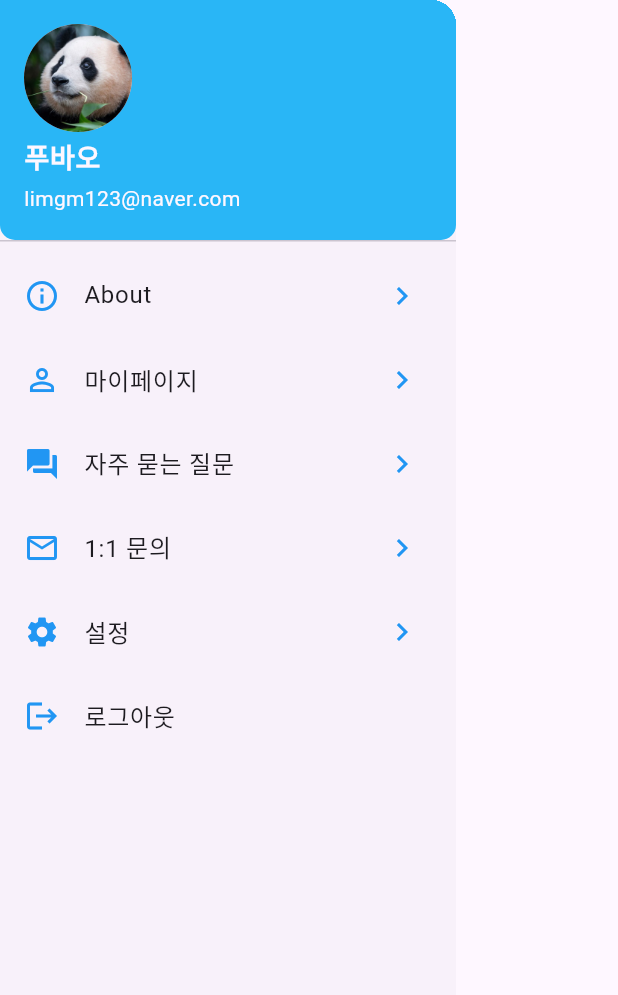
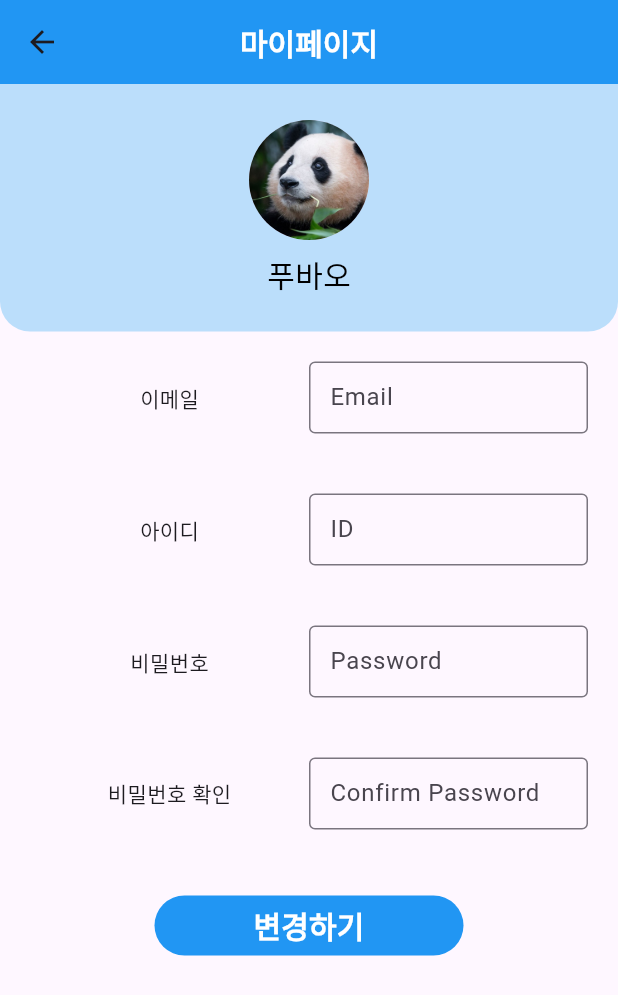
Before and after one commit to choi-jiae/BBamBBam, a Flutter app: the Sidetap widget shown alone on an empty page, opened directly, after a tap on "마이페이지", on a phone screen of 412 x 824 dp. Shown: the top 995 px of the screen. Run offline on Flutter 3.47's test engine with Material 3 defaults, Android fonts, the phone set to English and light mode, and no system bars; our stand-ins replace get.

Commit message:
create mypage

```diff
--- /dev/null
+++ b/bbambbam/lib/mypage.dart
@@ -0,0 +1,163 @@
+import 'package:flutter/material.dart';
+
+class Mypage extends StatefulWidget {
+  const Mypage({super.key});
+
+  @override
+  State<Mypage> createState() => _MypageState();
+}
+
+class _MypageState extends State<Mypage> {
+  final formKey = GlobalKey<FormState>();
+
+  @override
+  Widget build(BuildContext context) {
+    return Scaffold(
+        appBar: AppBar(
+          title: Text(
+            '마이페이지',
+            style: TextStyle(
+              fontWeight: FontWeight.bold,
+              fontSize: 20,
+              color: Colors.white,
+            ),
+          ),
+          centerTitle: true,
+          backgroundColor: Colors.blue,
+        ),
+        body: Form(
+            key: formKey,
+            child: SingleChildScrollView(
+                child: Column(children: [
+              Container(
+                // color: Colors.blue[200],
+                width: MediaQuery.of(context).size.width,
+                padding: const EdgeInsets.symmetric(vertical: 24),
+                child: Column(
+                  children: <Widget>[
+                    CircleAvatar(
+                      radius: 40,
+                      backgroundImage: AssetImage('assets/image/pubao.jpg'),
+                    ),
+                    SizedBox(height: 8),
+                    Text(
+                      "푸바오",
+                      style: TextStyle(color: Colors.black, fontSize: 20),
+                    )
+                  ],
+                ),
+                decoration: BoxDecoration(
+                  color: Colors.blue[100],
+                  borderRadius: BorderRadius.only(
+                    bottomLeft: Radius.circular(20.0),
+                    bottomRight: Radius.circular(20.0),
+                  ),
+                ),
+              ),
+              Container(
+                child: Column(
+                  children: [
+                    TextFormFieldComponent(
+                        context,
+                        "이메일",
+                        false,
+                        TextInputType.emailAddress,
+                        TextInputAction.next,
+                        "Email",
+                        8,
+                        "Email is too short"),
+                    TextFormFieldComponent(
+                        context,
+                        "아이디",
+                        false,
+                        TextInputType.text,
+                        TextInputAction.next,
+                        "ID",
+                        4,
+                        "ID is too short"),
+                    TextFormFieldComponent(
+                        context,
+                        "비밀번호",
+                        true,
+                        TextInputType.text,
+                        TextInputAction.next,
+                        "Password",
+                        8,
+                        "Password is too short"),
+                    TextFormFieldComponent(
+                        context,
+                        "비밀번호 확인",
+                        true,
+                        TextInputType.text,
+                        TextInputAction.done,
+                        "Confirm Password",
+                        8,
+                        "Password confirmation is too short"),
+                    Padding(
+                      padding: EdgeInsets.all(16),
+                      child: TextButton(
+                          child: Container(
+                              height: 40,
+                              width: MediaQuery.of(context).size.width / 2,
+                              alignment: Alignment.center,
+                              decoration: BoxDecoration(
+                                borderRadius: BorderRadius.circular(20),
+                                color: Colors.blue,
+                              ),
+                              child: Text(
+                                "변경하기",
+                                style: TextStyle(
+                                  fontWeight: FontWeight.bold,
+                                  fontSize: 20,
+                                  color: Colors.white,
+                                ),
+                                textAlign: TextAlign.center,
+                              )),
+                          onPressed: () {}),
+                    )
+                  ],
+                ),
+              )
+            ]))));
+  }
+}
+
+//마이페이지 수정 기능 구현 & 수정 시에만 비활성화 & 탈퇴하기 기능 구현
+Widget TextFormFieldComponent(
+    BuildContext context,
+    String label,
+    bool obscureText,
+    TextInputType keyboardType,
+    TextInputAction textInputAction,
+    String hintText,
+    int maxSize,
+    String errorMessage) {
+  bool _isEditable = false;
+
+  return Container(
+      padding: EdgeInsets.all(20),
+      width: MediaQuery.of(context).size.width,
+      child: Row(children: [
+        Expanded(
+          flex: 3,
+          child: Center(child: Text(label)),
+        ),
+        Expanded(
+            flex: 3,
+            child: TextFormField(
+                obscureText: obscureText,
+                keyboardType: keyboardType,
+                textInputAction: textInputAction,
+                decoration: InputDecoration(
+                  hintText: hintText,
+                  border: OutlineInputBorder(), // 입력 필드에 테두리 추가
+                  contentPadding: EdgeInsets.symmetric(
+                      vertical: 10, horizontal: 10), // 입력 필드 내부 패딩 조정
+                ),
+                validator: (value) {
+                  if (value!.length < maxSize) {
+                    return errorMessage;
+                  }
+                }))
+      ]));
+}
--- a/bbambbam/lib/sidetap.dart
+++ b/bbambbam/lib/sidetap.dart
@@ -1,3 +1,4 @@
+import 'package:bbambbam/mypage.dart';
 import 'package:flutter/material.dart';
 
 class Sidetap extends StatefulWidget {
@@ -35,7 +36,8 @@ class _SidetapState extends State<Sidetap> {
         ),
       ),
       MenuBuilder(name: "About", icondata: Icons.info_outline),
-      MenuBuilder(name: "마이페이지", icondata: Icons.person_outline),
+      MenuBuilder(
+          name: "마이페이지", icondata: Icons.person_outline, destination: Mypage()),
       MenuBuilder(name: "자주 묻는 질문", icondata: Icons.question_answer),
       MenuBuilder(name: "1:1 문의", icondata: Icons.mail_outline),
       MenuBuilder(name: "설정", icondata: Icons.settings),
@@ -50,13 +52,21 @@ class _SidetapState extends State<Sidetap> {
     ]));
   }
 
-  Widget MenuBuilder({String name = "HOME", IconData icondata = Icons.home}) {
+  Widget MenuBuilder(
+      {String name = "HOME",
+      IconData icondata = Icons.home,
+      Widget? destination}) {
     return ListTile(
         leading: Icon(icondata),
         iconColor: Colors.blue,
         focusColor: Colors.blue,
         title: Text(name),
-        onTap: () {},
+        onTap: () {
+          if (destination != null) {
+            Navigator.push(
+                context, MaterialPageRoute(builder: (context) => destination));
+          }
+        },
         trailing: Icon(Icons.navigate_next));
   }
 }
```
Also changed, not shown: bbambbam/lib/infoEdit.dart (added).
